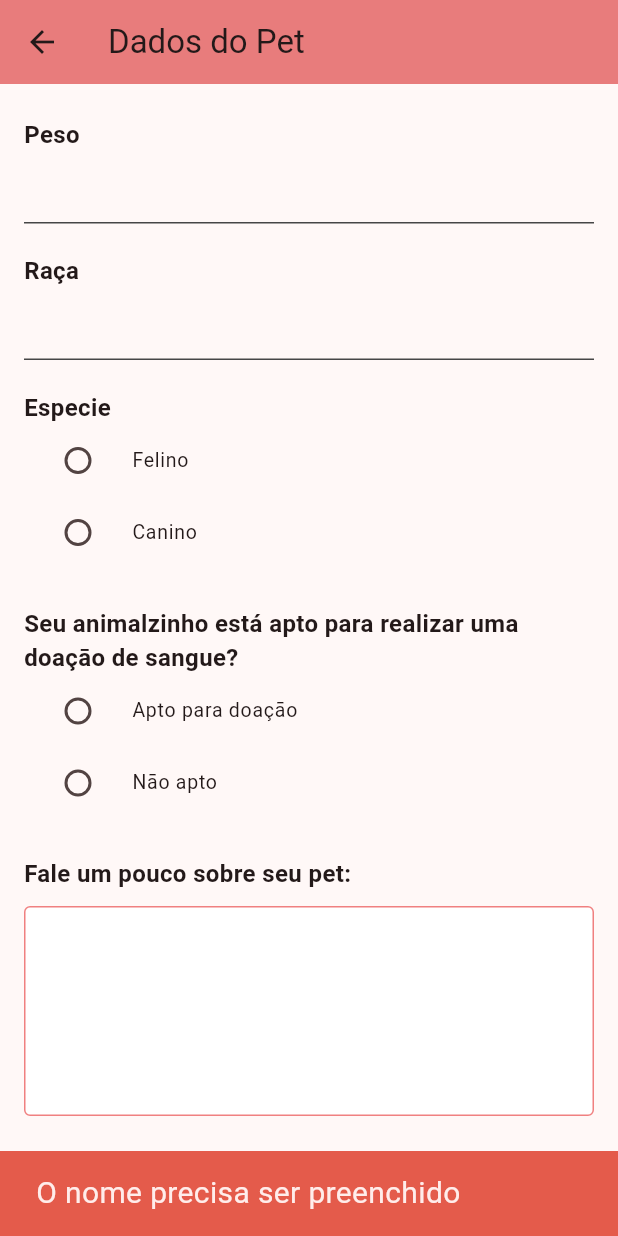
After one commit to httpfefe/PETSAVEPROJETO, a Flutter app: the CadastroNovoPet screen opened directly, scrolled down 182 dp, after a tap on "Cadastrar um novo pet", on a phone screen of 412 x 824 dp. The commit adds this screen. Run offline on Flutter 3.47's test engine with Material 2 defaults, Android fonts, the light colour scheme and no system bars; our stand-ins replace mask_text_input_formatter.

Commit message:
nova tela para cadastro de um novo pet

```diff
--- /dev/null
+++ b/lib/pages/cadastro_novo_pet.dart
@@ -0,0 +1,348 @@
+import 'package:flutter/material.dart';
+
+import '../repository/donor_repository.dart';
+import '../repository/tipo_repository.dart';
+import '../shared/image/colors.dart';
+import '../shared/image/text_label.dart';
+
+class CadastroNovoPet extends StatefulWidget {
+  const CadastroNovoPet({
+    Key? key,
+  }) : super(key: key);
+
+  @override
+  State<CadastroNovoPet> createState() => _CadastroNovoPetState();
+}
+
+class _CadastroNovoPetState extends State<CadastroNovoPet> {
+  var nomeController = TextEditingController(text: "");
+  var idadePetController = TextEditingController(text: "");
+  var pesoPetController = TextEditingController(text: "");
+  var racaController = TextEditingController(text: "");
+  var descricaoController = TextEditingController(text: "");
+
+  DateTime? dataNascimento;
+  var tipoRepository = TipoRepository();
+  var donorRepository = DonorRepository();
+  var tipo = [];
+  var opcao = [];
+  var tipoSelecionado = "";
+  var opcaoSelecionada = "";
+  double salarioEscolhido = 0;
+  int tempoExperiencia = 0;
+  bool loading = false;
+
+  @override
+  void initState() {
+    tipo = tipoRepository.retornaTipo;
+    opcao = donorRepository.retornaOpcao();
+
+    super.initState();
+  }
+
+//essa funcao recebe uma var int e fara um loop simples, pra cada item, adiciona mais um, enquanto for menor ou igual ao valor definido no itens
+  List<DropdownMenuItem<int>> returnItens(int quantidademaxima) {
+    var itens = <DropdownMenuItem<int>>[];
+    for (var i = 0; i <= quantidademaxima; i++) {
+      itens.add(DropdownMenuItem(
+        value: i, //recebe o valor em cada loop
+        child: Text(
+            i.toString()), //retorna esse valor como texto dentr do dropdwon
+      ));
+    }
+    return itens;
+  }
+
+  @override
+  Widget build(BuildContext context) {
+    return Scaffold(
+      appBar: AppBar(
+        backgroundColor: ligthCoral,
+        title: const Text(
+          "Dados do Pet",
+        ),
+      ),
+      body: Padding(
+        padding: const EdgeInsets.symmetric(vertical: 12, horizontal: 16),
+        child: loading
+            ? const Center(child: CircularProgressIndicator())
+            : ListView(
+                children: [
+                  const TextLabel(texto: "Nome do Pet"),
+                  TextField(
+                    controller: nomeController,
+                    keyboardType: TextInputType.name,
+                    style: const TextStyle(color: darkGreyColor),
+                    decoration: const InputDecoration(
+                      enabledBorder: UnderlineInputBorder(
+                        borderSide: BorderSide(
+                          color: darkGreyColor,
+                        ),
+                      ),
+                      focusedBorder: UnderlineInputBorder(
+                          borderSide: BorderSide(
+                        color: ligthCoral,
+                      )),
+                    ),
+                  ),
+                  const SizedBox(
+                    height: 10,
+                  ),
+                  const TextLabel(texto: "Idade do Pet"),
+                  TextField(
+                    controller: idadePetController,
+                    keyboardType: TextInputType.number,
+                    style: const TextStyle(color: darkGreyColor),
+                    decoration: const InputDecoration(
+                      enabledBorder: UnderlineInputBorder(
+                        borderSide: BorderSide(
+                          color: darkGreyColor,
+                        ),
+                      ),
+                      focusedBorder: UnderlineInputBorder(
+                          borderSide: BorderSide(
+                        color: ligthCoral,
+                      )),
+                    ),
+                  ),
+                  const SizedBox(
+                    height: 10,
+                  ),
+                  const TextLabel(texto: "Peso"),
+                  TextField(
+                    controller: pesoPetController,
+                    keyboardType: TextInputType.number,
+                    style: const TextStyle(color: darkGreyColor),
+                    decoration: const InputDecoration(
+                      enabledBorder: UnderlineInputBorder(
+                        borderSide: BorderSide(
+                          color: darkGreyColor,
+                        ),
+                      ),
+                      focusedBorder: UnderlineInputBorder(
+                          borderSide: BorderSide(
+                        color: ligthCoral,
+                      )),
+                    ),
+                  ),
+                  const SizedBox(
+                    height: 10,
+                  ),
+                  const TextLabel(texto: "Raça"),
+                  TextField(
+                    controller: racaController,
+                    keyboardType: TextInputType.name,
+                    style: const TextStyle(color: darkGreyColor),
+                    decoration: const InputDecoration(
+                      enabledBorder: UnderlineInputBorder(
+                        borderSide: BorderSide(
+                          color: darkGreyColor,
+                        ),
+                      ),
+                      focusedBorder: UnderlineInputBorder(
+                          borderSide: BorderSide(
+                        color: ligthCoral,
+                      )),
+                    ),
+                  ),
+                  const SizedBox(
+                    height: 10,
+                  ),
+                  const TextLabel(texto: "Especie"),
+                  Column(
+                    children: tipo
+                        .map(
+                          (tipo) => RadioListTile(
+                            activeColor: ligthCoral,
+                            title: Text(
+                              tipo.toString(),
+                            ),
+                            dense: true,
+                            value: tipo.toString(),
+                            groupValue:
+                                tipoSelecionado, //recebe o nivel selecionado
+                            selected: false,
+                            onChanged: (tipo) {
+                              setState(
+                                () {
+                                  tipoSelecionado = tipo
+                                      .toString(); //nivelSelecionado recebe o valor selecionado
+                                },
+                              );
+                            },
+                          ),
+                        )
+                        .toList(),
+                  ),
+                  const SizedBox(
+                    height: 15,
+                  ),
+                  const TextLabel(
+                      texto:
+                          "Seu animalzinho está apto para realizar uma doaçāo de sangue?"),
+                  Column(
+                    children: opcao
+                        .map(
+                          (opcao) => RadioListTile(
+                            activeColor: ligthCoral,
+                            title: Text(
+                              opcao.toString(),
+                            ),
+                            dense: true,
+                            value: opcao.toString(),
+                            groupValue:
+                                opcaoSelecionada, //recebe o nivel selecionado
+                            selected: false,
+                            onChanged: (opcao) {
+                              setState(
+                                () {
+                                  opcaoSelecionada = opcao
+                                      .toString(); //nivelSelecionado recebe o valor selecionado
+                                },
+                              );
+                            },
+                          ),
+                        )
+                        .toList(),
+                  ),
+                  const SizedBox(
+                    height: 15,
+                  ),
+                  const TextLabel(texto: "Fale um pouco sobre seu pet: "),
+                  const SizedBox(
+                    height: 10,
+                  ),
+                  TextFormField(
+                    maxLines: 5,
+                    controller: descricaoController,
+                    keyboardType: TextInputType.name,
+                    style: const TextStyle(color: darkGreyColor),
+                    decoration: const InputDecoration(
+                      focusedBorder: OutlineInputBorder(
+                        borderSide: BorderSide(width: 1, color: darkGreyColor),
+                        borderRadius: BorderRadius.all(
+                          Radius.circular(3),
+                        ),
+                      ),
+                      enabledBorder: OutlineInputBorder(
+                        borderSide: BorderSide(
+                          width: 1,
+                          color: ligthCoral,
+                        ),
+                        borderRadius: BorderRadius.all(
+                          Radius.circular(4),
+                        ),
+                      ),
+                      filled: true,
+                      fillColor: whiteColor,
+                      contentPadding: EdgeInsets.all(10),
+                    ),
+                  ),
+                  const SizedBox(
+                    height: 20,
+                  ),
+                  TextButton(
+                    onPressed: () {
+                      setState(
+                        () {
+                          loading =
+                              false; //sempre que clicar o botao, limpa a var pra ter certeza q ta falso
+                        },
+                      );
+                      if (nomeController.text.isEmpty) {
+                        ScaffoldMessenger.of(context).showSnackBar(
+                          const SnackBar(
+                            backgroundColor: errorColor,
+                            content: Text(
+                              'O nome precisa ser preenchido',
+                              style: TextStyle(
+                                  fontSize: 20, fontStyle: FontStyle.normal),
+                            ),
+                          ),
+                        );
+                        return;
+                      } else {
+                        print(nomeController.text);
+                      }
+                      if (dataNascimento == null) {
+                        ScaffoldMessenger.of(context).showSnackBar(
+                          const SnackBar(
+                            backgroundColor: errorColor,
+                            content: Text(
+                              'data de nascimento invalida',
+                              style: TextStyle(
+                                  fontSize: 20, fontStyle: FontStyle.normal),
+                            ),
+                          ),
+                        );
+                        return;
+                      } else {
+                        print(dataNascimento);
+                      }
+                      if (tipoSelecionado.isEmpty) {
+                        ScaffoldMessenger.of(context).showSnackBar(
+                          const SnackBar(
+                            backgroundColor: errorColor,
+                            content: Text(
+                              'selecione uma especie',
+                              style: TextStyle(
+                                  fontSize: 20, fontStyle: FontStyle.normal),
+                            ),
+                          ),
+                        );
+                        return;
+                      } else {
+                        print(tipoSelecionado);
+                      }
+                      if (opcaoSelecionada.isEmpty) {
+                        ScaffoldMessenger.of(context).showSnackBar(
+                          const SnackBar(
+                            backgroundColor: errorColor,
+                            content: Text(
+                              'selecione ao menos uma opçāo',
+                              style: TextStyle(
+                                  fontSize: 20, fontStyle: FontStyle.normal),
+                            ),
+                          ),
+                        );
+                        return;
+                      } else {
+                        print((opcaoSelecionada));
+                      }
+
+                      //apos validar tudo, seta loading pra true e salva
+                      setState(() {
+                        loading = true;
+                      });
+                      // print('salvo');
+                      //apos salvar executa o delayed com setstate e loading para de salvar/carregar
+                      //e fecha a tela
+                      Future.delayed(
+                        const Duration(seconds: 2),
+                        () {
+                          ScaffoldMessenger.of(context).showSnackBar(
+                            const SnackBar(
+                              content: Text('dados salvos com sucesso'),
+                            ),
+                          );
+                          Navigator.pop(context);
+                        },
+                      );
+                    },
+                    style: ButtonStyle(
+                      backgroundColor: MaterialStateProperty.all(ligthCoral),
+                    ),
+                    child: const Text(
+                      "Cadastrar um novo pet",
+                      style: TextStyle(
+                          color: Colors.white,
+                          fontSize: 16,
+                          fontWeight: FontWeight.w700),
+                    ),
+                  ),
+                ],
+              ),
+      ),
+    );
+  }
+}
--- a/lib/shared/image/custom_drawer.dart
+++ b/lib/shared/image/custom_drawer.dart
@@ -1,3 +1,4 @@
+import 'package:city/pages/cadastro_novo_pet.dart';
 import 'package:flutter/material.dart';
 
 import '../../pages/dados_pet.dart';
@@ -161,6 +162,50 @@ class CustomDrawer extends StatelessWidget {
               Navigator.push(
                 context,
                 MaterialPageRoute(
+                  builder: (context) => const CadastroNovoPet(),
+                ),
+              );
+            },
+            child: Padding(
+              padding: const EdgeInsets.symmetric(vertical: 10, horizontal: 20),
+              child: Row(
+                children: [
+                  const Icon(Icons.pets),
+                  const SizedBox(
+                    width: 5,
+                  ),
+                  GestureDetector(
+                    child: const Text(
+                      'Cadastrar novo Pet',
+                      style: TextStyle(fontSize: 16),
+                    ),
+                    onTap: () {
+                      Navigator.pop(context);
+                      Navigator.push(
+                        context,
+                        MaterialPageRoute(
+                          builder: (context) => const CadastroNovoPet(),
+                        ),
+                      );
+                    },
+                  ),
+                ],
+              ),
+            ),
+          ),
+          const SizedBox(
+            height: 15,
+          ),
+          const Divider(),
+          const SizedBox(
+            height: 15,
+          ),
+          GestureDetector(
+            onTap: () {
+              Navigator.pop(context);
+              Navigator.push(
+                context,
+                MaterialPageRoute(
                   builder: (context) => const TermosDeUso(),
                 ),
               );
```
